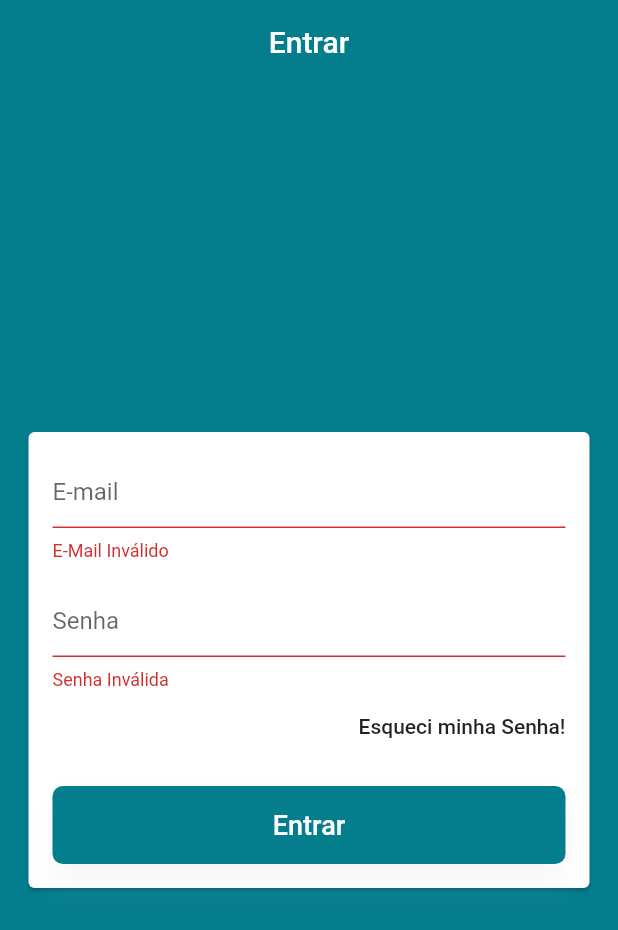
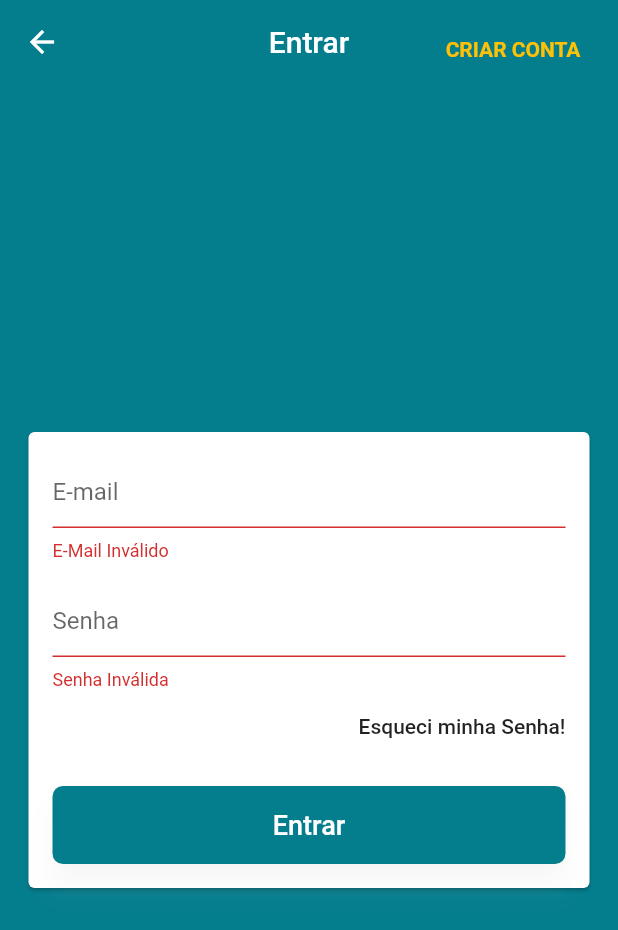
Before and after one commit to BrunoSalgadoti/E-Commerce, a Flutter app: the screen it shows after launch, after a tap on "Entrar", on a phone screen of 412 x 824 dp. Shown: the top 930 px of the screen. Run offline on Flutter 3.47's test engine with Material 2 defaults, Android fonts, the phone set to English and light mode, and no system bars; our stand-ins replace cloud_firestore, firebase_auth, firebase_core; accounts and stored records are empty.

Commit message:
Rotas Nomeadas e Tela de Cadastro

```diff
--- a/lib/helpers/firebase_errors.dart
+++ b/lib/helpers/firebase_errors.dart
@@ -9,6 +9,7 @@ String getErrorString(String code){
       case "account-exists-with-different-credential":
         return 'E-mail já está sendo utilizado em outra conta.';
       case 'ERROR_INVALID_CREDENTIAL':
+      case 'invalid_credential':
         return 'Seu e-mail é inválido.';
       case "ERROR_WRONG_PASSWORD":
       case "wrong-password":
@@ -20,7 +21,7 @@ String getErrorString(String code){
       case "user-disabled":
         return 'Este usuário foi desabilitado.';
       case 'ERROR_TOO_MANY_REQUESTS':
-      case "operation-not-allowed":
+      case "too_many_requests":
         return 'Muitas solicitações. Tente novamente mais tarde.';
       case 'ERROR_OPERATION_NOT_ALLOWED':
       case "operation-not-allowed":
--- /dev/null
+++ b/lib/helpers/route_generator.dart
@@ -0,0 +1,35 @@
+import 'package:ecommerce/screens/base/base_screen.dart';
+import 'package:ecommerce/screens/login/login_screen.dart';
+import 'package:ecommerce/screens/sign_up/sign_up_Screen.dart';
+import 'package:flutter/material.dart';
+
+class RouteGenerator {
+
+  static Route<dynamic>? generateRoute(RouteSettings settings){
+
+    switch( settings.name ){
+
+      case '/login' :
+        return MaterialPageRoute(
+          builder:(_) => const LoginScreen(),
+        );
+
+      case '/signup' :
+        return MaterialPageRoute(
+          builder:(_) => const SignUpScreen(),
+        );
+
+        //TODO: Detalhes de anúncios
+      // case "/detalhes-anuncio" :
+      //   return MaterialPageRoute(
+      //     builder:(_) => DetalhesAnuncio(args),
+      //   );
+
+    case '/base' :
+      default:
+      return MaterialPageRoute(
+        builder:(_) => const BaseScreen(),
+      );
+    }
+  }
+}
--- a/lib/main.dart
+++ b/lib/main.dart
@@ -1,6 +1,6 @@
-import 'package:ecommerce/models/db_api/FirebaseApiWeb.dart';
+import 'package:ecommerce/helpers/route_generator.dart';
+import 'package:ecommerce/models/db_api/firebase_api_web.dart';
 import 'package:ecommerce/models/users_manager.dart';
-import 'package:ecommerce/screens/base/base_screen.dart';
 import 'package:flutter/foundation.dart' show kIsWeb;
 import 'dart:core';
 import 'package:firebase_core/firebase_core.dart';
@@ -18,15 +18,16 @@ import 'package:provider/provider.dart';
 
 
  Future<void> main() async {
+   // Inicializando o Firebase APP e WEB
    WidgetsFlutterBinding.ensureInitialized();
 
    if (kIsWeb) {
      await Firebase.initializeApp( options:
      FirebaseOptions(
-       apiKey: FirebaseApiWeb().ApiKey,
-       appId: FirebaseApiWeb().AppId,
-       messagingSenderId: FirebaseApiWeb().SenderId,
-       projectId: FirebaseApiWeb().ProjectId,
+       apiKey: FirebaseApiWeb().apiKey,
+       appId: FirebaseApiWeb().appId,
+       messagingSenderId: FirebaseApiWeb().senderId,
+       projectId: FirebaseApiWeb().projectId,
      ));
    } else {
      await Firebase.initializeApp();
@@ -39,7 +40,7 @@ import 'package:provider/provider.dart';
        )
      ],
      child: const MyApp())
-   );    // Inicializando o Firebase APP e WEB
+   );
  }
 
 
@@ -54,7 +55,10 @@ class MyApp extends StatelessWidget {
 
         theme: temaPadrao,
 
-        home: const BaseScreen(),
+      initialRoute: "/base",
+      onGenerateRoute: RouteGenerator.generateRoute,
+
+        //home: const BaseScreen(),
         debugShowCheckedModeBanner: false,
       );
   }
--- a/lib/models/users_manager.dart
+++ b/lib/models/users_manager.dart
@@ -1,29 +1,45 @@
+import 'package:cloud_firestore/cloud_firestore.dart';
 import 'package:ecommerce/helpers/firebase_errors.dart';
 import 'package:ecommerce/models/users.dart';
 import 'package:firebase_auth/firebase_auth.dart';
 import 'package:flutter/cupertino.dart';
 
 class UserManager with ChangeNotifier{
+  final FirebaseAuth _auth = FirebaseAuth.instance;
+  final FirebaseFirestore firestore = FirebaseFirestore.instance;
+  User? user;
 
-  final FirebaseAuth auth = FirebaseAuth.instance;
-  bool loading = false;
+  bool _loading = false;
+  bool get loading => _loading;
+
+   UserManager(){
+    _loadCurrentUser();
+  }
 
   Future<void> signIn({required Users users, required Function onFail, required Function onSuccess}) async {
-    setLoading(true);
+    loading = true;
     try{
-      final UserCredential result = await auth.signInWithEmailAndPassword(
+      final UserCredential result = await _auth.signInWithEmailAndPassword(
           email: users.email, password: users.password);
 
-      await Future.delayed(const Duration (seconds: 4)); //Teste temporal
+      user = result.user!;
 
       onSuccess();
     } on FirebaseAuthException catch(error){
       onFail(getErrorString(error.code));
     }
-    setLoading(false);
+    loading = false;
   }
-  void setLoading(bool value){
-    loading = value;
+
+  set loading(bool value){
+    _loading = value;
     notifyListeners();
   }
-}
+
+  Future<void> _loadCurrentUser() async {
+    final User currentUser =  _auth.currentUser!;
+      user = currentUser;
+      debugPrint('Printe de teste de usuário = ${user!.uid}');
+      notifyListeners();
+    }
+  }
--- a/lib/screens/base/base_screen.dart
+++ b/lib/screens/base/base_screen.dart
@@ -23,7 +23,7 @@ class _BaseScreenState extends State<BaseScreen> {
         controller: pageController,
         physics: const NeverScrollableScrollPhysics(),
         children: [
-           LoginScreen(),  //TEMPORÁRIO
+           const LoginScreen(),  //TEMPORÁRIO
           Scaffold(
             drawer: const CustomDrawer(),
             appBar: AppBar(
--- a/lib/screens/login/login_screen.dart
+++ b/lib/screens/login/login_screen.dart
@@ -26,12 +26,34 @@ class _LoginScreenState extends State<LoginScreen> {
       appBar: AppBar(
         title: const Text('Entrar'),
         centerTitle: true,
+        actions: [
+          MaterialButton(
+            onPressed: () {
+              Navigator.pushReplacementNamed(context, '/signup');
+            },
+            padding: kIsWeb
+                ? const EdgeInsets.only(top: 10, right: 30)
+                : const EdgeInsets.only(top: 10, right: 25),
+            child: const Text(
+                'CRIAR CONTA',
+            style: TextStyle(
+              fontSize: 14,
+              fontWeight: FontWeight.bold,
+              color: Colors.amber
+            ),
+
+            ),
+
+          ),
+        ],
       ),
       body: Center(
         child: Card(
           margin: kIsWeb
-              ? const EdgeInsets.symmetric(horizontal: 150)
+              ? const EdgeInsets.symmetric(horizontal: 3)
               : const EdgeInsets.symmetric(horizontal: 19),
+          child: SizedBox(
+            width: 480,
             child: Form(
               key: formKey,
               child: Consumer<UserManager>(
@@ -106,7 +128,6 @@ class _LoginScreenState extends State<LoginScreen> {
                               }
                             },
                             ),
-
                       ),
                     ],
                   );
@@ -115,6 +136,7 @@ class _LoginScreenState extends State<LoginScreen> {
             ),
           ),
         ),
+      ),
     );
   }
 }
```
Also changed, not shown: lib/screens/sign_up/sign_up_Screen.dart (added, +57 -0 lines), 1 other file. Lines whose indentation alone changed are shown as unchanged.
